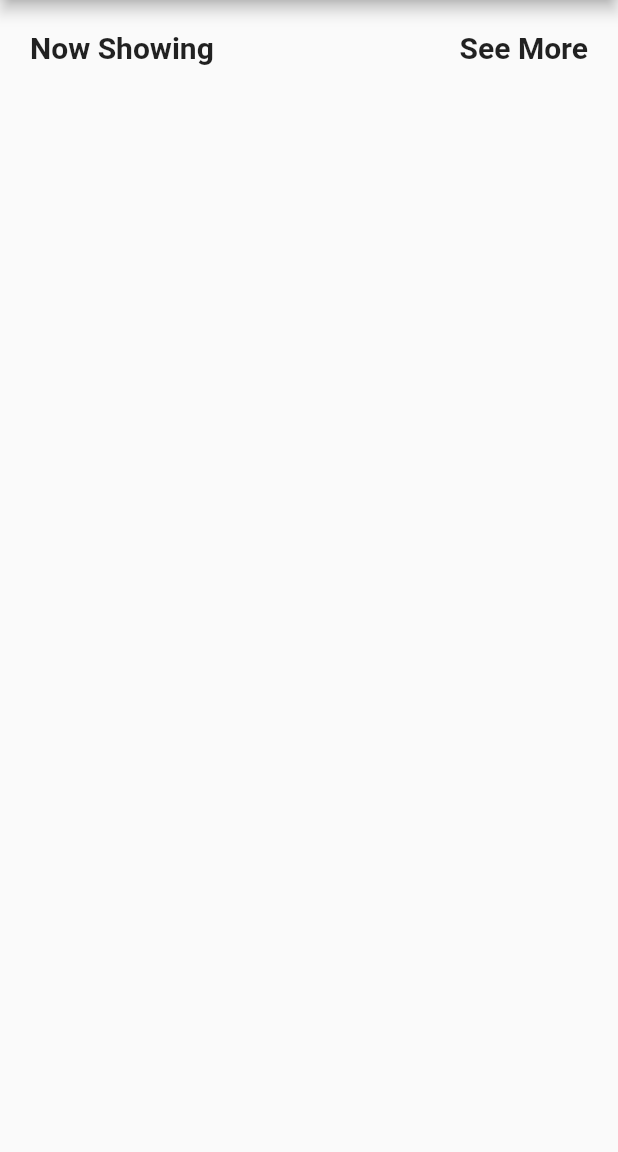
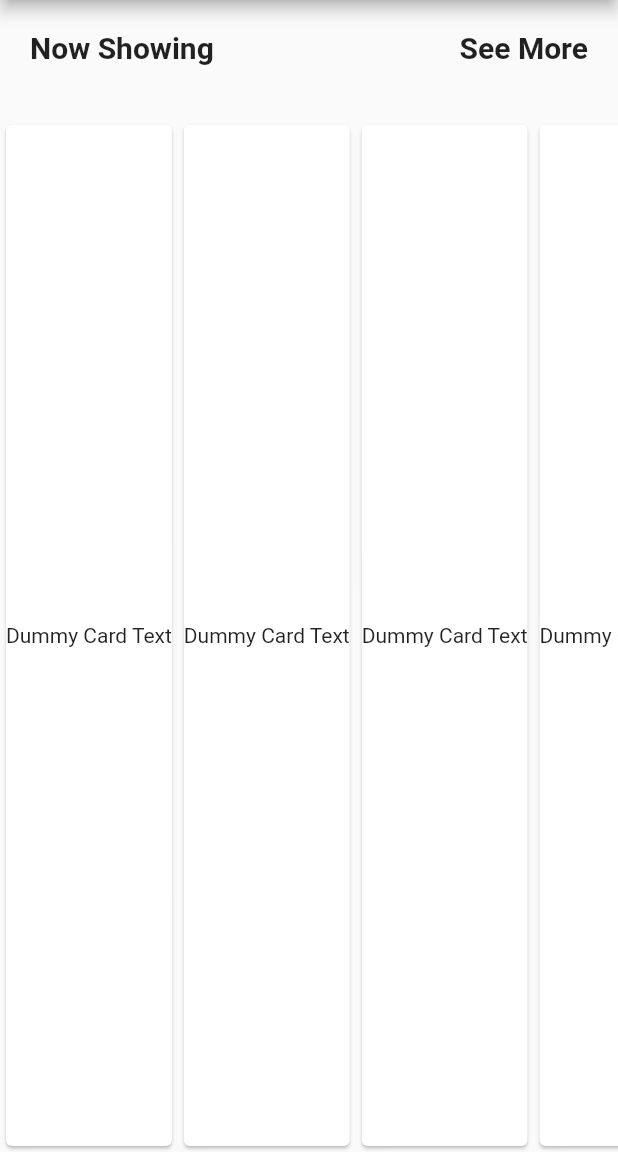
Before and after one commit to fleetimee/accesscode-talker, a Flutter app: the screen it shows after launch, on a phone screen of 412 x 824 dp, the part 84-1236 px from its top. Run offline on Flutter 3.47's test engine with Material 2 defaults, Android fonts, the phone set to English and light mode, and no system bars; our stand-ins replace get.

Commit message:
feat: layouting home

```diff
--- a/lib/app/modules/home/views/home_view.dart
+++ b/lib/app/modules/home/views/home_view.dart
@@ -55,6 +55,21 @@ class HomeView extends GetView<HomeController> {
                 ],
               ),
             ),
+            const SizedBox(
+              height: 16.0,
+            ),
+            Expanded(
+              child: ListView.builder(
+                shrinkWrap: true,
+                scrollDirection: Axis.horizontal,
+                itemCount: 15,
+                itemBuilder: (BuildContext context, int index) => const Card(
+                  child: Center(
+                    child: Text('Dummy Card Text'),
+                  ),
+                ),
+              ),
+            ),
           ],
         ),
       ),
```
